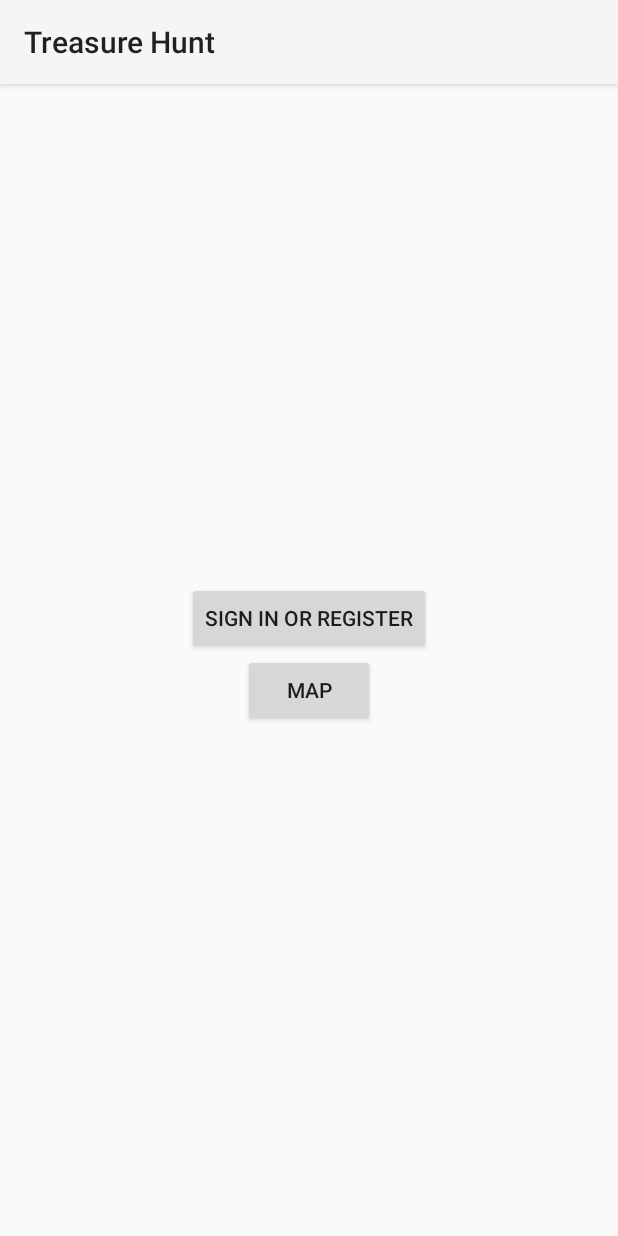
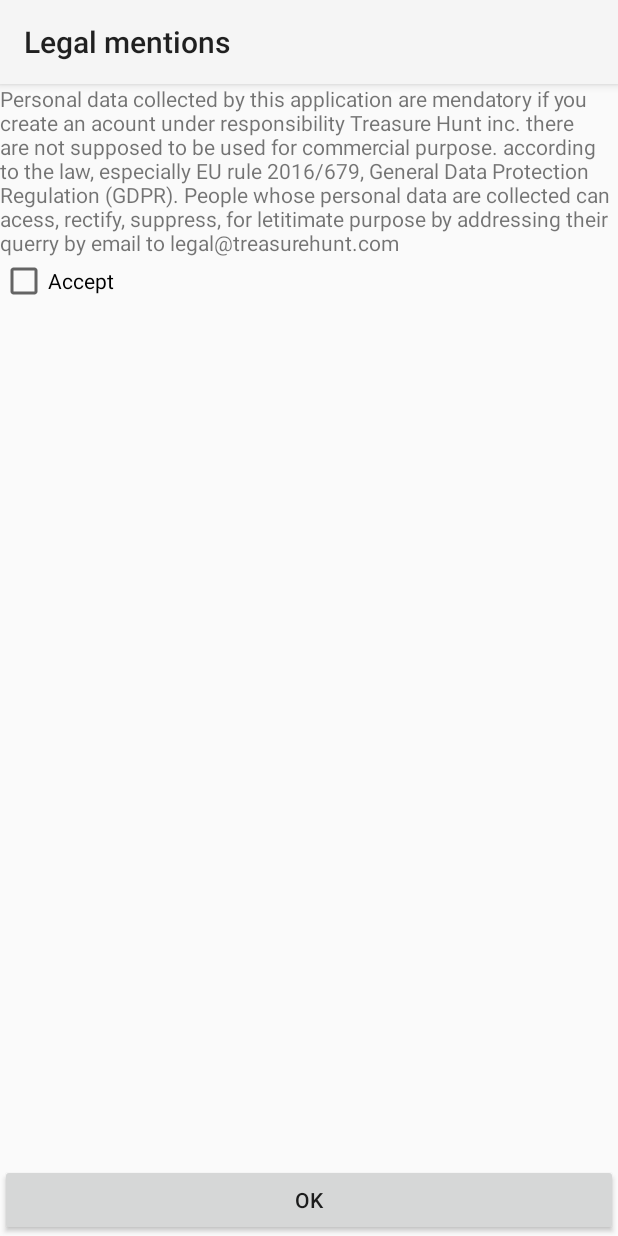
Before and after one commit to valentin-utt/projetIF26Android, an Android app: the screen it shows after launch (MainActivity before the commit, LegalActivity after it), on a phone screen of 412 x 824 dp. Run offline under Robolectric (Android 15) with nearby library versions, the phone set to English and light mode, and no system bars; our stand-ins replace Room's generated code; libraries missing offline, so code that uses them is left out: android.arch.persistence.

Commit message:
Ajout du screen de consentement de la RGPD

```diff
--- a/app/src/main/AndroidManifest.xml
+++ b/app/src/main/AndroidManifest.xml
@@ -47,7 +47,8 @@
             android:label="@string/app_name" />
         <activity android:name=".activity.AddCacheActivity" />
         <activity android:name=".activity.ViewCacheActivity" />
-        <activity android:name=".activity.FilterActivity"></activity>
+        <activity android:name=".activity.FilterActivity" />
+        <activity android:name=".activity.LegalActivity"></activity>
     </application>
 
 </manifest>
--- /dev/null
+++ b/app/src/main/java/fr/utt/if26/projet/activity/LegalActivity.java
@@ -0,0 +1,74 @@
+package fr.utt.if26.projet.activity;
+
+import android.app.Activity;
+import android.content.Context;
+import android.content.Intent;
+import android.content.SharedPreferences;
+import android.support.v7.app.AppCompatActivity;
+import android.os.Bundle;
+import android.support.v7.widget.Toolbar;
+import android.view.View;
+import android.widget.Button;
+import android.widget.CheckBox;
+import android.widget.CompoundButton;
+
+import fr.utt.if26.projet.R;
+
+public class LegalActivity extends AppCompatActivity {
+
+    private SharedPreferences sharedPref;
+    private SharedPreferences.Editor editor;
+
+    private Button mOKButton;
+
+    private CheckBox mRGPDCheckBox;
+
+    @Override
+    protected void onCreate(Bundle savedInstanceState) {
+        super.onCreate(savedInstanceState);
+        setContentView(R.layout.activity_legal);
+
+        Toolbar myToolbar = (Toolbar) findViewById(R.id.my_toolbar);
+        setSupportActionBar(myToolbar);
+
+
+        sharedPref = this.getSharedPreferences(getString(R.string.preference_file_key), Context.MODE_PRIVATE);
+        mRGPDCheckBox = findViewById(R.id.RGPDcheckBox);
+        mOKButton = findViewById(R.id.buttonOK);
+
+        boolean isBoxChecked = getBooleanFromPreferences(getString(R.string.RGPD_acceptKey) );
+        mRGPDCheckBox.setChecked(isBoxChecked);
+
+        mRGPDCheckBox.setOnCheckedChangeListener(new CompoundButton.OnCheckedChangeListener() {
+            @Override
+            public void onCheckedChanged(CompoundButton compoundButton, boolean b) {
+                LegalActivity.this.putBooleanInPreferences(b, getString(R.string.RGPD_acceptKey));
+            }
+        });
+
+        mOKButton.setOnClickListener(new View.OnClickListener() {
+            @Override
+            public void onClick(View v) {
+                Intent i = new Intent(getBaseContext(), MainActivity.class);
+                startActivity(i);
+            }
+        });
+
+
+    }
+
+    public void putBooleanInPreferences(boolean isChecked,String key){
+        SharedPreferences sharedPreferences = this.getSharedPreferences(getString(R.string.preference_file_key), Context.MODE_PRIVATE);
+        SharedPreferences.Editor editor = sharedPreferences.edit();
+        editor.putBoolean(key, isChecked);
+        editor.commit();
+    }
+
+    public boolean getBooleanFromPreferences(String key){
+        SharedPreferences sharedPreferences = this.getSharedPreferences(getString(R.string.preference_file_key), Context.MODE_PRIVATE);
+        Boolean isChecked = sharedPreferences.getBoolean(key, false);
+        return isChecked;
+    }
+
+
+}
--- a/app/src/main/java/fr/utt/if26/projet/activity/LoginActivity.java
+++ b/app/src/main/java/fr/utt/if26/projet/activity/LoginActivity.java
@@ -107,7 +107,7 @@ public class LoginActivity extends AppCompatActivity implements UsernameDialogFr
         } catch (NoSuchAlgorithmException e1) {
             // TODO Auto-generated catch block
             e1.printStackTrace();
-            return "rien";
+            return null;
         }
     }
 
--- a/app/src/main/java/fr/utt/if26/projet/activity/MainActivity.java
+++ b/app/src/main/java/fr/utt/if26/projet/activity/MainActivity.java
@@ -1,5 +1,6 @@
 package fr.utt.if26.projet.activity;
 
+import android.app.Activity;
 import android.arch.lifecycle.ViewModel;
 import android.arch.lifecycle.ViewModelProviders;
 import android.content.Context;
@@ -9,6 +10,9 @@ import android.support.v7.app.AppCompatActivity;
 import android.os.Bundle;
 import android.support.v7.widget.Toolbar;
 import android.util.Log;
+import android.view.Menu;
+import android.view.MenuInflater;
+import android.view.MenuItem;
 import android.view.View;
 import android.widget.Button;
 import android.widget.Toast;
@@ -27,7 +31,7 @@ public class MainActivity extends AppCompatActivity {
     public static final int LOGIN_ACTIVITY_REQUEST_CODE = 1;
 
     private UserViewModel mUserViewModel;
-    private Boolean isConnnected;
+    private Boolean AppFirstRun;
     private int connectedId;
 
     private SharedPreferences sharedPref;
@@ -41,15 +45,25 @@ public class MainActivity extends AppCompatActivity {
         setSupportActionBar(myToolbar);
 
         sharedPref = this.getSharedPreferences(getString(R.string.preference_file_key), Context.MODE_PRIVATE);
-        isConnnected = sharedPref.getBoolean(getString(R.string.login_status), false);
+
+        AppFirstRun = sharedPref.getBoolean(getString(R.string.app_first_run), true);
 
 
+
+        Log.d("MAIN", "onCreate: login_status " + Boolean.toString(sharedPref.getBoolean(getString(R.string.login_status), false)) );
 
 
         //get UI elements
 
         mapButton = findViewById(R.id.mapButton);
         signInButton = findViewById(R.id.signInButton);
+
+        if (AppFirstRun){
+            setStatusLogedOff();
+            setAppFirstRun(false);
+            Intent i = new Intent(getBaseContext(), LegalActivity.class);
+            startActivity(i);
+        }
 
         checkLoginState();
 
@@ -66,26 +80,53 @@ public class MainActivity extends AppCompatActivity {
         signInButton.setOnClickListener(new View.OnClickListener() {
             @Override
             public void onClick(View v) {
-                if (isConnnected){
+                if (sharedPref.getBoolean(getString(R.string.login_status), false)){
                     setStatusLogedOff();
                 }
                 else{
-                    Intent i = new Intent(getBaseContext(), LoginActivity.class);
-                    startActivityForResult(i, LOGIN_ACTIVITY_REQUEST_CODE);
+                    if(sharedPref.getBoolean(getString(R.string.RGPD_acceptKey),false))
+                    {
+                        Intent i = new Intent(getBaseContext(), LoginActivity.class);
+                        startActivityForResult(i, LOGIN_ACTIVITY_REQUEST_CODE);
+                    }
+                    else{
+                        Toast.makeText(MainActivity.this, getString(R.string.RGPD_must_confirm), Toast.LENGTH_LONG ).show();
+                    }
                 }
             }
         });
 
         // Get a new or existing ViewModel from the ViewModelProvider.
         mUserViewModel = ViewModelProviders.of(this).get(UserViewModel.class);
+
+
+    }
+
+    public boolean onCreateOptionsMenu(Menu menu) {
+        MenuInflater inflater = getMenuInflater();
+        inflater.inflate(R.menu.menu2, menu);
+        return true;
+    }
+
+    public boolean onOptionsItemSelected(MenuItem item) {
+        switch (item.getItemId()){
+            case R.id.show_legal :
+                Intent i = new Intent(this, LegalActivity.class);
+                startActivity(i);
+                return true;
+
+        }
+        return super.onOptionsItemSelected(item);
     }
 
     public void onActivityResult(int requestCode, int resultCode, Intent data) {
         super.onActivityResult(requestCode, resultCode, data);
         if (requestCode == LOGIN_ACTIVITY_REQUEST_CODE && resultCode == RESULT_OK) {
             setStatusLogedIn();
+            Log.d("MAIN", "onActivityResult: LOGED_IN");
+            //isConnnected = sharedPref.getBoolean(getString(R.string.login_status), false);
         }
-        isConnnected = sharedPref.getBoolean(getString(R.string.login_status), false);
+
 
     }
 
@@ -94,8 +135,8 @@ public class MainActivity extends AppCompatActivity {
         editor.putBoolean(getString(R.string.login_status), true);
         editor.commit();
         signInButton.setText(R.string.disconect);
-        isConnnected = sharedPref.getBoolean(getString(R.string.login_status), true);
         connectedId = sharedPref.getInt(getString(R.string.loged_id), 0);
+        Log.d("MAIN", "SetStatus: LOGED_IN");
     }
 
     public void setStatusLogedOff(){
@@ -103,15 +144,28 @@ public class MainActivity extends AppCompatActivity {
         editor.putBoolean(getString(R.string.login_status), false);
         editor.commit();
         signInButton.setText(R.string.login_button);
-        isConnnected = sharedPref.getBoolean(getString(R.string.login_status), false);;
+        Log.d("MAIN", "SetStatus: LOGED_OFF");
+    }
+
+    public void setAppFirstRun(boolean boolvalue){
+        SharedPreferences.Editor editor = sharedPref.edit();
+        editor.putBoolean(getString(R.string.app_first_run), boolvalue);
+        editor.commit();
+        AppFirstRun = sharedPref.getBoolean(getString(R.string.login_status), boolvalue);
+    }
+
+    public void onBackPressed() {
+        finishAndRemoveTask();
     }
 
     public void checkLoginState(){
-        if (isConnnected){
+        if (sharedPref.getBoolean(getString(R.string.login_status), false)==true){
             signInButton.setText(R.string.disconect);
+            Log.d("MAIN", "checkLoginState: Disconnect");
         }
         else{
             signInButton.setText(R.string.login_button);
+            Log.d("MAIN", "checkLoginState: Register");
         }
     }
 }
--- a/app/src/main/java/fr/utt/if26/projet/activity/MapsActivity.java
+++ b/app/src/main/java/fr/utt/if26/projet/activity/MapsActivity.java
@@ -110,6 +110,7 @@ public class MapsActivity extends AppCompatActivity implements OnMapReadyCallbac
         }
         return super.onOptionsItemSelected(item);
     }
+
 
 
 
--- /dev/null
+++ b/app/src/main/res/layout/activity_legal.xml
@@ -0,0 +1,68 @@
+<?xml version="1.0" encoding="utf-8"?>
+<android.support.constraint.ConstraintLayout xmlns:android="http://schemas.android.com/apk/res/android"
+    xmlns:app="http://schemas.android.com/apk/res-auto"
+    xmlns:tools="http://schemas.android.com/tools"
+    android:id="@+id/constraintLayout"
+    android:layout_width="match_parent"
+    android:layout_height="match_parent"
+    tools:context=".activity.LegalActivity">
+
+    <android.support.v7.widget.Toolbar xmlns:android="http://schemas.android.com/apk/res/android"
+        xmlns:app="http://schemas.android.com/apk/res-auto"
+        android:id="@+id/my_toolbar"
+        android:layout_width="0dp"
+        android:layout_height="wrap_content"
+        android:background="?attr/colorPrimary"
+        android:elevation="4dp"
+        android:theme="@style/ThemeOverlay.AppCompat.ActionBar"
+        app:layout_constraintBottom_toTopOf="@+id/textViewRGPD"
+        app:layout_constraintEnd_toEndOf="parent"
+        app:layout_constraintStart_toStartOf="parent"
+        app:layout_constraintTop_toTopOf="parent"
+        app:popupTheme="@style/ThemeOverlay.AppCompat.Light"
+        app:title="@string/legal" />
+
+    <TextView
+        android:id="@+id/textViewRGPD"
+        android:layout_width="wrap_content"
+        android:layout_height="wrap_content"
+        android:text="@string/RGPD"
+        app:layout_constraintStart_toStartOf="@+id/my_toolbar"
+        app:layout_constraintTop_toBottomOf="@+id/my_toolbar" />
+
+    <CheckBox
+        android:id="@+id/RGPDcheckBox"
+        android:layout_width="wrap_content"
+        android:layout_height="wrap_content"
+        app:layout_constraintTop_toBottomOf="@+id/textViewRGPD"
+        android:text="@string/accept" />
+
+    <Button
+        android:id="@+id/buttonOK"
+        android:visibility="visible"
+        android:layout_width="match_parent"
+        android:layout_height="wrap_content"
+        android:text="@string/ok"
+        app:layout_constraintBottom_toBottomOf="parent"
+        />
+
+    <Button
+        android:id="@+id/buttonAccept"
+        android:visibility="gone"
+        android:layout_width="match_parent"
+        android:layout_height="wrap_content"
+        android:text="@string/accept"
+        app:layout_constraintBottom_toBottomOf="parent"
+        />
+
+    <Button
+        android:id="@+id/buttonReject"
+        android:visibility="gone"
+        android:layout_width="match_parent"
+        android:layout_height="wrap_content"
+        android:text="@string/ok"
+        app:layout_constraintBottom_toBottomOf="parent"
+        />
+
+
+</android.support.constraint.ConstraintLayout>
--- /dev/null
+++ b/app/src/main/res/menu/menu2.xml
@@ -0,0 +1,5 @@
+<?xml version="1.0" encoding="utf-8"?>
+<menu xmlns:android="http://schemas.android.com/apk/res/android">
+    <item android:id="@+id/show_legal"
+        android:title="@string/legal"/>
+</menu>
--- a/app/src/main/res/values/strings.xml
+++ b/app/src/main/res/values/strings.xml
@@ -25,7 +25,10 @@
     <string name="login_button">Sign in or register</string>
     <string name="register">register</string>
     <string name="add_cache">Add cache</string>
-
+    <string name="legal">Legal mentions</string>
+    <string name="app_first_run" translatable="false">app_first_run</string>
+    <string name="RGPD"> Personal data collected by this application are mendatory if you create an acount under responsibility Treasure Hunt inc. there are not supposed to be used for commercial purpose.
+according to the law, especially EU rule 2016/679, General Data Protection Regulation (GDPR). People whose personal data are collected can acess, rectify, suppress, for letitimate purpose by addressing their querry by email to legal@treasurehunt.com</string>
     <string name="terrain">Terrain</string>
     <string name="terrain_concrete">Concrete</string>
     <string name="terrain_dirt">Dirt</string>
@@ -58,4 +61,7 @@
     <string name="treasure_filter_key" translatable="false">treasure_filter_key</string>
     <string name="prompt_username">Username</string>
     <string name="view_cache">Cache\'s Profile</string>
+    <string name="accept">Accept</string>
+    <string name="RGPD_acceptKey" translatable="false">false</string>
+    <string name="RGPD_must_confirm">Accept User Consent to Connect or sign Up</string>
 </resources>
```
Also changed, not shown: 1 other file.
